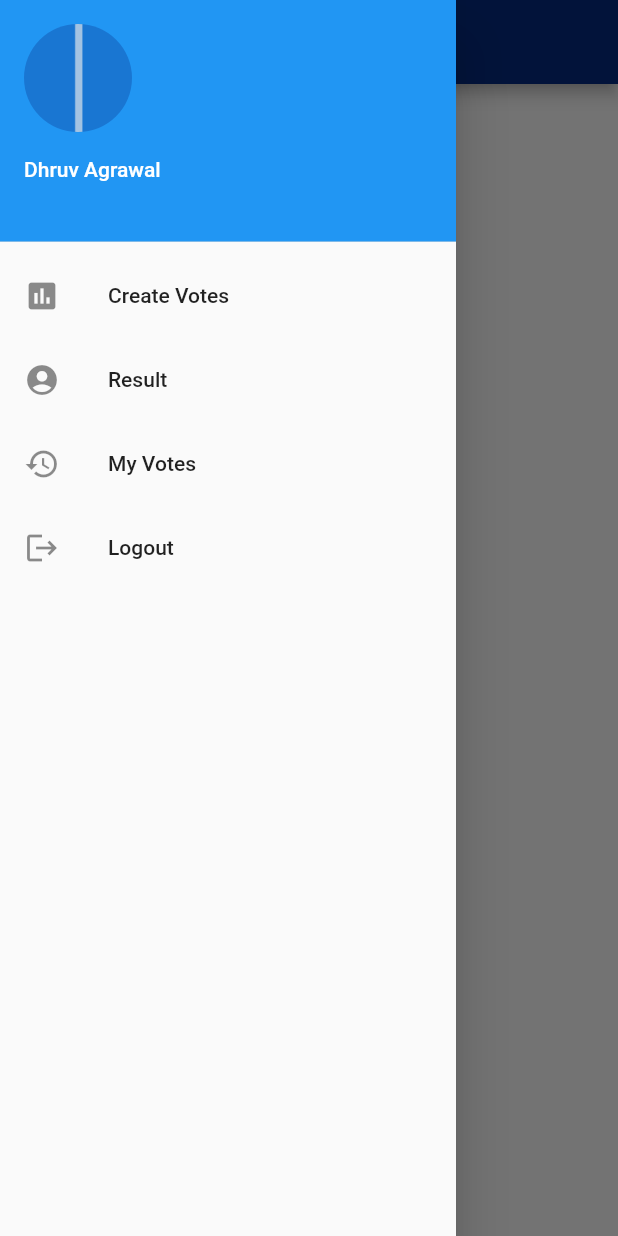
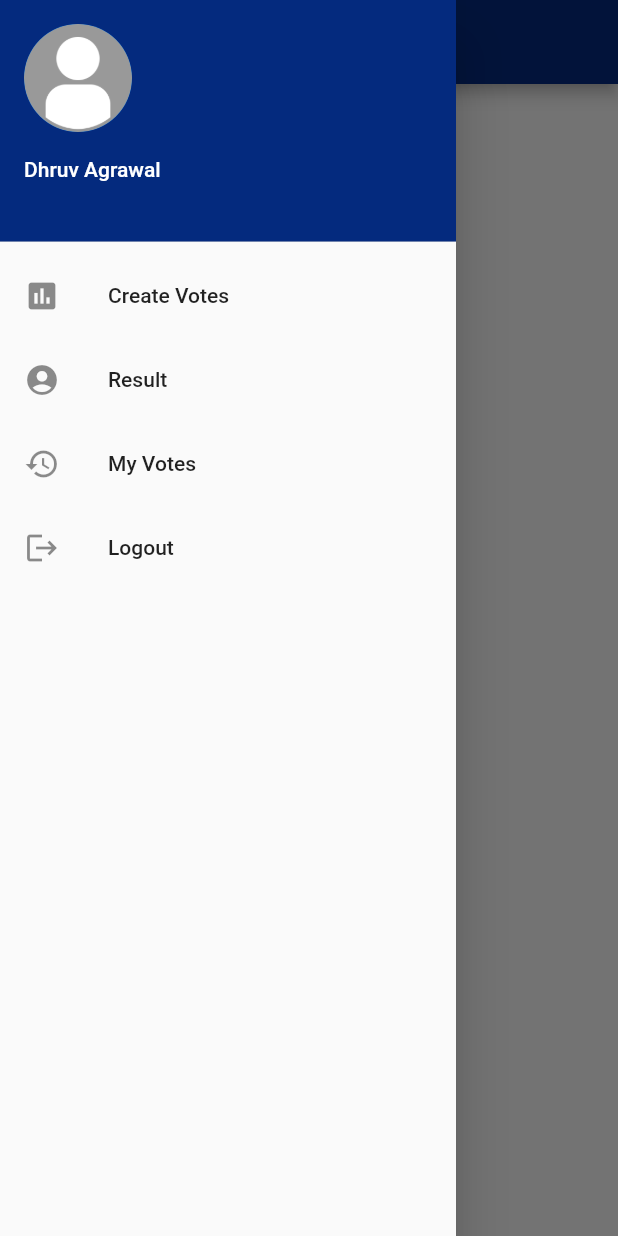
Before and after one commit to dhruvagrawal1055/voting_app, a Flutter app: the Home screen opened directly, with the side drawer open, on a phone screen of 412 x 824 dp. Run offline on Flutter 3.47's test engine with Material 2 defaults, Android fonts, the phone set to English and light mode, and no system bars; our stand-ins replace animated_splash_screen, firebase_auth, firebase_core, google_sign_in; accounts and stored records are empty.

Commit message:
new screens and routes added

```diff
--- a/lib/Screens/homeScreen.dart
+++ b/lib/Screens/homeScreen.dart
@@ -1,5 +1,8 @@
 import 'package:flutter/cupertino.dart';
 import 'package:flutter/material.dart';
+import 'package:voting_app/Screens/home/CreateVotes.dart';
+import 'package:voting_app/Screens/home/MyVotes.dart';
+import 'package:voting_app/Screens/home/Result.dart';
 
 class Home extends StatefulWidget {
   const Home({super.key});
@@ -23,30 +26,38 @@ class _HomeState extends State<Home> {
             padding: EdgeInsets.zero,
             children: [
               UserAccountsDrawerHeader(
+                decoration: BoxDecoration(
+                  color: Color.fromRGBO(4, 42, 126, 1),
+                ),
                 accountName: Text("Dhruv Agrawal"),
                 accountEmail: Text(""),
-                currentAccountPicture: CircleAvatar(foregroundImage: AssetImage('assets/images/light-2.png')),
+                currentAccountPicture: CircleAvatar(
+                    foregroundImage: AssetImage('assets/images/avatar.png')),
               ),
-
-
               ListTile(
                 leading: Icon(Icons.poll),
-                title: Text('Create Votes'),
+                title: InkWell(
+                  onTap: () => Navigator.pushNamed(context, "/Createscreen"),
+                  child: Text('Create Votes')),
               ),
               ListTile(
                 leading: Icon(Icons.account_circle),
-                title: Text('Result'),
+                title: InkWell(
+                  onTap: () => Navigator.pushNamed(context, "/Resultscreen"),
+                  child: Text('Result')),
               ),
               ListTile(
                 leading: Icon(Icons.history),
-                title: Text('My Votes'),
+                title: InkWell(
+                  onTap: () => Navigator.pushNamed(context, "/Votescreen"),
+                  child: Text('My Votes')),
               ),
               ListTile(
                 leading: Icon(Icons.logout),
                 title: Text('Logout'),
               ),
-            ],))
-          ),
+            ],
+          ))),
     );
   }
 }
```
Also changed, not shown: lib/Screens/home/CreateVotes.dart (added, +17 -0 lines), lib/Screens/home/MyVotes.dart (added, +16 -0 lines), lib/Screens/home/Result.dart (added, +16 -0 lines), lib/Screens/loginScreen.dart (+6 -5 lines), lib/main.dart (+18 -3 lines), assets/images/avatar.png (added). Lines whose indentation alone changed are shown as unchanged.
